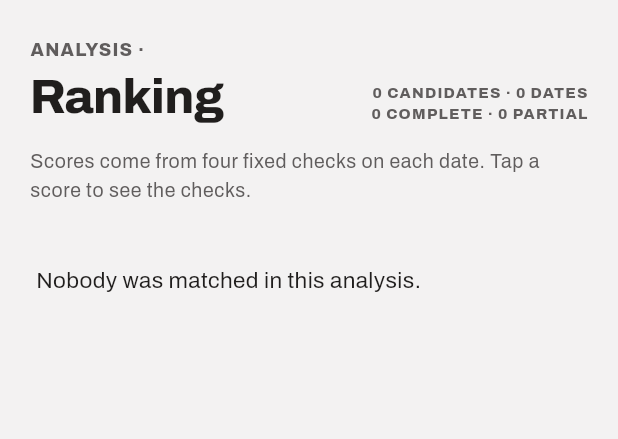
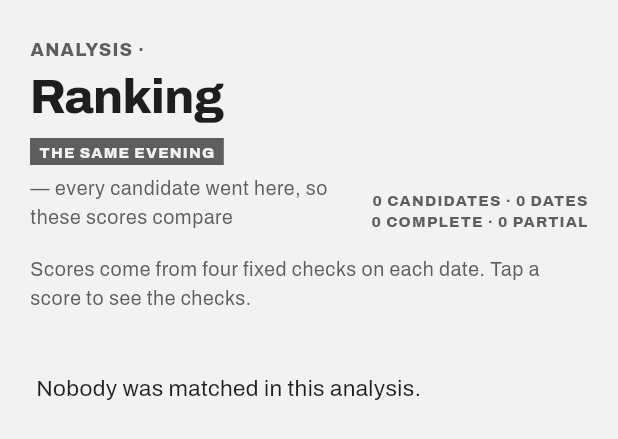
Before and after one commit to goriucantonia/dating-app-ux, a Flutter app: the _Body widget shown alone on an empty page, opened directly with empty values, on a phone screen of 412 x 824 dp. Shown: the top 439 px of the screen. Run offline on Flutter 3.47's test engine with Material 3 defaults, Android fonts, the phone set to English and light mode, and no system bars; our stand-ins replace dio, fl_chart, flutter_riverpod, flutter_secure_storage, freezed_annotation, go_router and 3 more; missing offline and left inert: dart:js_interop; accounts and stored records are empty; network calls fail.

Commit message:
Say which evening they all went to, and stop claiming it when untrue (D-021)
The masthead gathered the distinct `settingName`s and, whenever there
was more than one, printed "-- the same for every candidate" underneath
them. Under the per-candidate scenario design that condition was true
exactly when the claim was false: the sentence appeared only on analyses
where the settings differed. Written for the two-shared-settings design,
left unchanged when the design moved, rendered to users for a day.

It now reads `payload.fixture` -- the server stating the shared evening
rather than the client deducing it by string comparison -- and prints
"every candidate went here, so these scores compare". An analysis from
before the shared fixture says "a different one per candidate", which is
what was actually true of it.

`DateSummary.archetype` replaces `anchoredInInterest`, and `Fixture` is
a new model rather than three loose fields, because "they all went to
the same place, so these scores compare" is the claim the whole screen
rests on.

UX 51 widget tests GREEN, `flutter analyze` clean.

Co-Authored-By: Claude Opus 5 <noreply@anthropic.com>

```diff
--- a/lib/features/dates/models.dart
+++ b/lib/features/dates/models.dart
@@ -57,7 +57,12 @@ abstract class DateSummary with _$DateSummary {
     @JsonKey(name: 'setting_name') @Default('') String settingName,
     @Default('') String description,
     @JsonKey(name: 'sensory_details') @Default('') String sensoryDetails,
-    @JsonKey(name: 'anchored_in_interest') @Default('') String anchoredInInterest,
+    // The archetype key this analysis drew — the SAME on every date of an
+    // analysis, which is the whole point. Empty on dates from before
+    // 2026-09-02, which each had their own interest-anchored setting and no
+    // archetype. It replaced `anchored_in_interest`, which described a
+    // property the fixture deliberately no longer has.
+    @Default('') String archetype,
     @JsonKey(name: 'message_count') @Default(0) int messageCount,
     @JsonKey(name: 'turn_count') @Default(0) int turnCount,
     String? error,
@@ -70,12 +75,33 @@ abstract class DateSummary with _$DateSummary {
       _$DateSummaryFromJson(json);
 }
 
+/// The one evening every candidate in an analysis was run against.
+///
+/// It is shipped as its own object rather than inferred by comparing three
+/// `settingName` strings, because "they all went to the same place, so these
+/// scores compare" is the claim the results screen rests on — and a claim the
+/// client works out by string comparison is a claim it can get wrong.
+@freezed
+abstract class Fixture with _$Fixture {
+  const factory Fixture({
+    @JsonKey(name: 'setting_name') @Default('') String settingName,
+    @Default('') String archetype,
+    @JsonKey(name: 'dates_per_candidate') @Default(1) int datesPerCandidate,
+  }) = _Fixture;
+
+  factory Fixture.fromJson(Map<String, dynamic> json) => _$FixtureFromJson(json);
+}
+
 @freezed
 abstract class DatesPayload with _$DatesPayload {
   const factory DatesPayload({
     @JsonKey(name: 'analysis_id') required String analysisId,
     required String status,
     Map<String, dynamic>? progress,
+    // Null for an analysis that ran before the shared fixture existed. Those
+    // genuinely had none — each date had its own setting — and the screen has
+    // to be able to say nothing rather than claim a fixture that never was.
+    Fixture? fixture,
     @Default(<DateSummary>[]) List<DateSummary> dates,
   }) = _DatesPayload;
 
--- a/lib/features/dates/results_screen.dart
+++ b/lib/features/dates/results_screen.dart
@@ -98,8 +98,17 @@ class _Body extends StatelessWidget {
     final partial = payload.dates
         .where((d) => d.evaluation?.isPartial == true || d.status == 'incomplete')
         .length;
-    // "The same two settings for every candidate" is the claim the design
-    // makes in its masthead — so it is printed from the data, in order.
+    // The evening every candidate was run against, read off the wire rather
+    // than inferred by comparing three `settingName` strings (2026-09-02).
+    //
+    // This block used to gather the distinct settings and, if there was more
+    // than one, print "— the same for every candidate" under them. Under the
+    // old per-candidate design that sentence was FALSE and the screen said it
+    // anyway: three candidates had three different evenings and the masthead
+    // claimed they had shared them. It is true now, and it is printed from
+    // `payload.fixture`, which is the server stating it rather than the client
+    // deducing it.
+    final fixture = payload.fixture;
     final settings = <String>{
       for (final d in payload.dates)
         if (d.settingName.isNotEmpty) d.settingName,
@@ -152,7 +161,25 @@ class _Body extends StatelessWidget {
                     Kicker('Analysis · ${a.status}', size: 12),
                     const SizedBox(height: 6),
                     Text('Ranking', style: theme.textTheme.headlineMedium),
-                    if (settings.isNotEmpty) ...[
+                    if (fixture != null) ...[
+                      const SizedBox(height: 10),
+                      Wrap(
+                        spacing: 10,
+                        runSpacing: 6,
+                        crossAxisAlignment: WrapCrossAlignment.center,
+                        children: [
+                          const Tag('The same evening', filled: true),
+                          Text(fixture.settingName,
+                              style: theme.textTheme.titleSmall),
+                          Text('— every candidate went here, so these scores '
+                              'compare',
+                              style: theme.textTheme.bodySmall),
+                        ],
+                      ),
+                    ] else if (settings.isNotEmpty) ...[
+                      // An analysis from before the shared fixture: each date
+                      // had its own setting, and the screen says exactly that
+                      // rather than implying a comparison that was not made.
                       const SizedBox(height: 10),
                       Wrap(
                         spacing: 10,
@@ -163,7 +190,7 @@ class _Body extends StatelessWidget {
                           for (final s in settings)
                             Text(s, style: theme.textTheme.titleSmall),
                           if (settings.length > 1)
-                            Text('— the same for every candidate',
+                            Text('— a different one per candidate',
                                 style: theme.textTheme.bodySmall),
                         ],
                       ),
```
Also changed, not shown: lib/features/dates/models.freezed.dart, lib/features/dates/models.g.dart, 1 other file.
